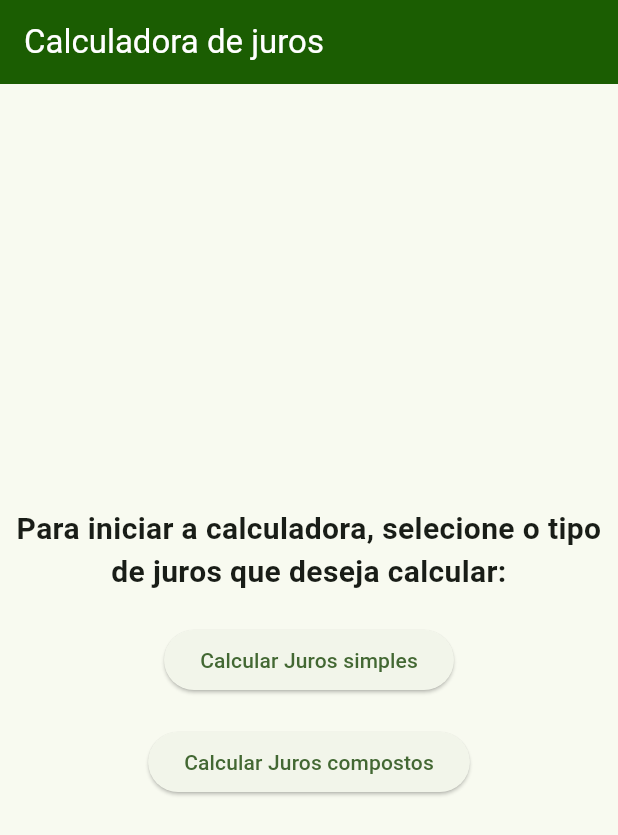
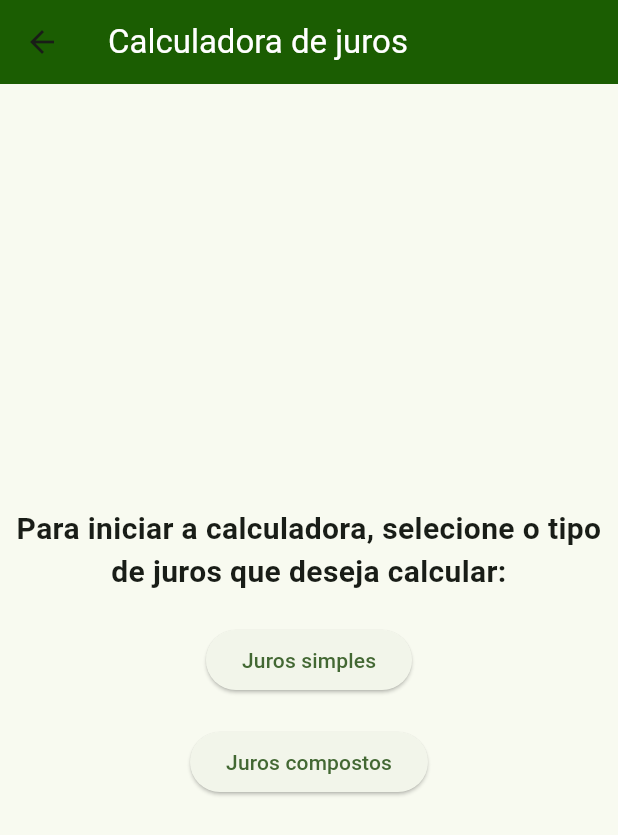
Before and after one commit to silva-luiz/calculadora_de_juros, a Flutter app: the screen it shows after launch, on a phone screen of 412 x 824 dp. Shown: the top 835 px of the screen. Run offline on Flutter 3.47's test engine with Material 3 defaults, Android fonts, the light colour scheme and no system bars.

Commit message:
juros simples screen created

```diff
--- a/lib/components/input_decoratin.dart
+++ b/lib/components/input_decoratin.dart
@@ -2,7 +2,7 @@ import 'package:flutter/material.dart';
 
 import '../_core/colors.dart';
 
-InputDecoration getAuthenticationInputDecoration(String label) {
+InputDecoration getInputDecoration(String label) {
   return InputDecoration(
     hintText: label,
     fillColor: Colors.white70,
--- a/lib/main.dart
+++ b/lib/main.dart
@@ -1,4 +1,5 @@
 import 'package:calc_juros/pages/menu.dart';
+import 'package:calc_juros/routes/routes.dart';
 import 'package:flutter/material.dart';
 
 import '_core/colors.dart';
@@ -15,6 +16,8 @@ class MyApp extends StatelessWidget {
   Widget build(BuildContext context) {
     return MaterialApp(
       title: 'Calculadora de juros',
+      initialRoute: '/main',
+      routes: AppRoutes.loadRoutes(),
       theme: ThemeData(
         colorScheme: ColorScheme.fromSeed(seedColor: AppColors.mainColor),
         useMaterial3: true,
--- a/lib/pages/menu.dart
+++ b/lib/pages/menu.dart
@@ -33,15 +33,17 @@ class _CalcMenuPageState extends State<CalcMenuPage> {
             Padding(
               padding: const EdgeInsets.all(10.0),
               child: ElevatedButton(
-                onPressed: () {},
-                child: const Text("Calcular Juros simples"),
+                onPressed: () {
+                  Navigator.pushNamed(context, "/simples");
+                },
+                child: const Text("Juros simples"),
               ),
             ),
             Padding(
               padding: const EdgeInsets.all(10.0),
               child: ElevatedButton(
                 onPressed: () {},
-                child: const Text("Calcular Juros compostos"),
+                child: const Text("Juros compostos"),
               ),
             ),
           ],
--- a/lib/routes/routes.dart
+++ b/lib/routes/routes.dart
@@ -1,11 +1,14 @@
 import 'package:flutter/material.dart';
+
+import '../pages/juros_simples.dart';
+import '../pages/menu.dart';
 
 class AppRoutes {
   static Map<String, Widget Function(BuildContext)> loadRoutes() {
     return {
-      //'/simples': (context) => const JurosSimplesPage(),
+      '/main' : (context) => const CalcMenuPage(),
+      '/simples': (context) => const JurosSimplesPage(),
       //'/composto': (context) => const JurosCompostoPage(),
-
     };
   }
 
```
Also changed, not shown: lib/pages/juros_simples.dart (added, +35 -0 lines).
